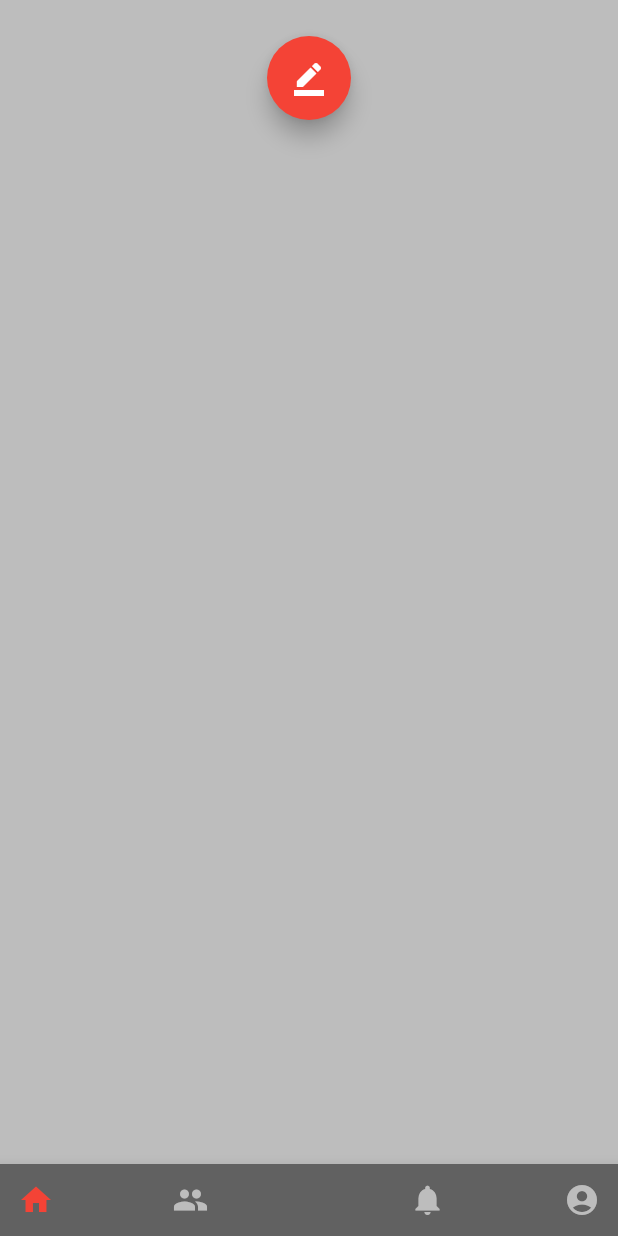
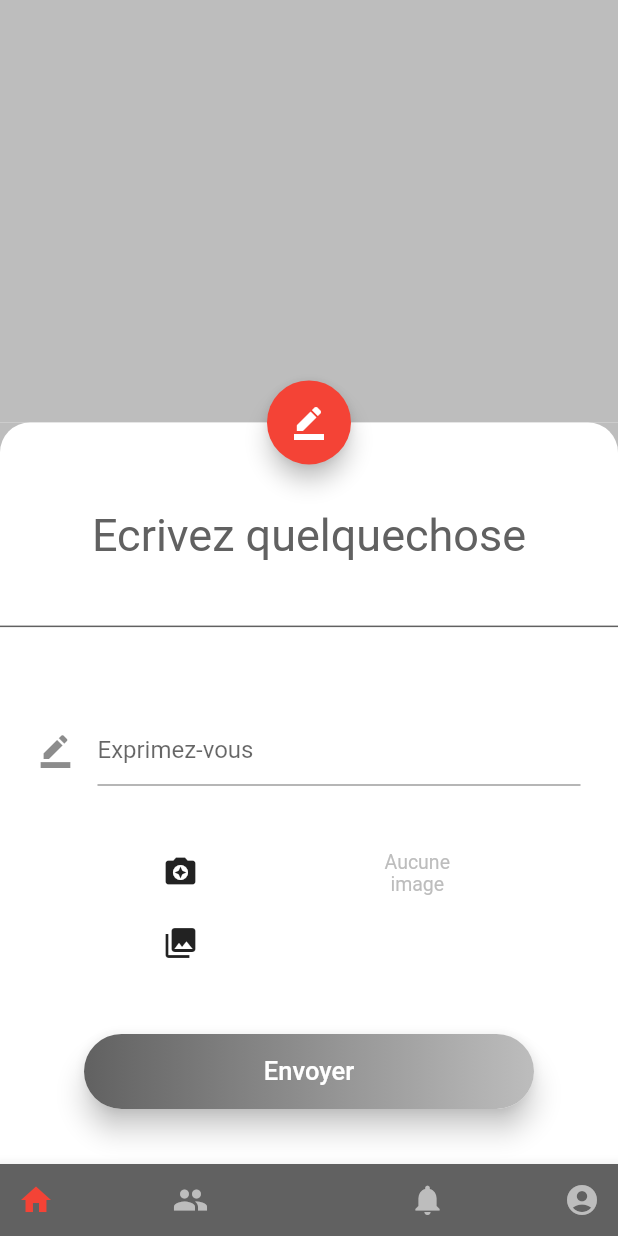
Before and after one commit to samulefevre/flutter_social, a Flutter app: the screen it shows once a user with an empty profile is signed in, after a tap on the "border color" icon, on a phone screen of 412 x 824 dp. Run offline on Flutter 3.47's test engine with Material 2 defaults, Android fonts, the phone set to English and light mode, and no system bars; our stand-ins replace cloud_firestore, firebase_auth, firebase_storage, image_picker; accounts and stored records are empty.

Commit message:
create Post.dart, storageHelper

```diff
--- a/lib/controllers/log_controller.dart
+++ b/lib/controllers/log_controller.dart
@@ -4,7 +4,6 @@ import 'package:flutter_social/util/alert_helper.dart';
 import 'package:flutter_social/util/fire_helper.dart';
 
 class LogController extends StatefulWidget {
-
   @override
   _LogState createState() => _LogState();
 }
@@ -102,27 +101,9 @@ class _LogState extends State<LogController> {
           right: 20.0,
         ),
         PaddingWith(
-          widget: Card(
-            elevation: 7.5,
-            shape: RoundedRectangleBorder(
-                borderRadius: BorderRadius.circular(25.0)),
-            child: Container(
-              width: 300.0,
-              height: 50.0,
-              decoration: Mygradient(
-                  startColor: baseAccent,
-                  endColor: base,
-                  radius: 25.0,
-                  horizontal: true),
-              child: FlatButton(
-                onPressed: () {
-                  signIn((index == 0));
-                },
-                child:
-                    MyText((index == 0) ? "Se connecter" : "Créer un compte"),
-              ),
-            ),
-          ),
+          widget: ButtonGradient(
+              callback: () => signIn((index == 0)),
+              text: (index == 0) ? "Se connecter" : "Créer un compte"),
           top: 15.0,
           bottom: 15.0,
         ),
@@ -170,7 +151,8 @@ class _LogState extends State<LogController> {
           if (_name.text != null && _name.text != "") {
             if (_surname.text != null && _surname.text != "") {
               //signIn
-              FireHelper().createAccount(_mail.text, _pwd.text, _name.text, _surname.text);
+              FireHelper().createAccount(
+                  _mail.text, _pwd.text, _name.text, _surname.text);
             } else {
               AlertHelper().error(context, "Aucune prénom");
             }
--- a/lib/controllers/main_app_controller.dart
+++ b/lib/controllers/main_app_controller.dart
@@ -20,7 +20,6 @@ class MainAppController extends StatefulWidget {
 class _MainAppControllerState extends State<MainAppController> {
   GlobalKey<ScaffoldState> _globalKey = GlobalKey<ScaffoldState>();
   StreamSubscription streamListener;
-  User user;
   int index = 0;
 
   @override
@@ -32,7 +31,7 @@ class _MainAppControllerState extends State<MainAppController> {
         .snapshots()
         .listen((document) {
       setState(() {
-        user = User(document);
+        me = User(document);
       });
     });
   }
@@ -45,7 +44,7 @@ class _MainAppControllerState extends State<MainAppController> {
 
   @override
   Widget build(BuildContext context) {
-    return (user == null)
+    return (me == null)
         ? LoadingScaffold()
         : Scaffold(
             body: showPage(),
@@ -94,13 +93,13 @@ class _MainAppControllerState extends State<MainAppController> {
   Widget showPage() {
     switch (index) {
       case 0:
-        return FeedPage(user);
+        return FeedPage();
       case 1:
-        return UsersPage(user);
+        return UsersPage();
       case 2:
-        return NotifPage(user);
+        return NotifPage();
       default:
-        return ProfilPage(user);
+        return ProfilPage();
     }
   }
 }
--- a/lib/view/my_material.dart
+++ b/lib/view/my_material.dart
@@ -11,3 +11,4 @@ export 'my_widgets/my_loading_scaffold.dart';
 export 'my_widgets/loadingCenter.dart';
 export 'my_widgets/bottom_bar.dart';
 export 'my_widgets/bar_item.dart';
+export 'my_widgets/button_gradient.dart';
--- /dev/null
+++ b/lib/view/my_widgets/button_gradient.dart
@@ -0,0 +1,29 @@
+import 'package:flutter/material.dart';
+import 'package:flutter_social/view/my_material.dart';
+
+class ButtonGradient extends Card {
+  ButtonGradient(
+      {double elevation: 7.5,
+      @required VoidCallback callback,
+      double width: 300.0,
+      double height: 50.0,
+      @required String text})
+      : super(
+          elevation: 7.5,
+          shape: RoundedRectangleBorder(
+              borderRadius: BorderRadius.circular(height / 2)),
+          child: Container(
+            width: width,
+            height: height,
+            decoration: Mygradient(
+                startColor: baseAccent,
+                endColor: base,
+                radius: height / 2,
+                horizontal: true),
+            child: FlatButton(
+              onPressed: callback,
+              child: MyText(text),
+            ),
+          ),
+        );
+}
--- a/lib/view/my_widgets/constants.dart
+++ b/lib/view/my_widgets/constants.dart
@@ -1,4 +1,8 @@
 import 'package:flutter/material.dart';
+import 'package:flutter_social/models/user.dart';
+
+//User global
+User me;
 
 //Colors
 const Color white = const Color(0xFFFFFFFF);
@@ -18,6 +22,10 @@ Icon friendsIcon = Icon(Icons.group);
 Icon notifIcon = Icon(Icons.notifications);
 Icon profilIcon = Icon(Icons.account_circle);
 Icon writeIcon = Icon(Icons.border_color);
+Icon sendIcon = Icon(Icons.send);
+Icon camIcon = Icon(Icons.camera_enhance);
+Icon libraryIcon = Icon(Icons.photo_library);
+
 
 //Keys
 String keyName = "name";
@@ -26,3 +34,9 @@ String keyImageUrl = "imageUrl";
 String keyFollowers = "followers";
 String keyFollowing = "following";
 String keyUid = "uid";
+// keys post
+String keyPostId = "postID";
+String keyText = "text";
+String keyDate = "date";
+String keyLikes = "likes";
+String keyComments = "comments";
--- a/lib/view/page/feed_page.dart
+++ b/lib/view/page/feed_page.dart
@@ -1,11 +1,7 @@
 import 'package:flutter/material.dart';
-import 'package:flutter_social/models/user.dart';
 import 'package:flutter_social/view/my_material.dart';
 
 class FeedPage extends StatefulWidget {
-  final User user;
-  FeedPage(this.user);
-
   @override
   _FeedState createState() => _FeedState();
 }
--- a/lib/view/page/new_post_page.dart
+++ b/lib/view/page/new_post_page.dart
@@ -1,15 +1,105 @@
+import 'dart:io';
+import 'package:flutter_social/util/fire_helper.dart';
 import 'package:flutter/material.dart';
 import 'package:flutter_social/view/my_material.dart';
+import 'package:image_picker/image_picker.dart';
 
 class NewPost extends StatefulWidget {
-
   @override
   _NewPostState createState() => _NewPostState();
 }
 
 class _NewPostState extends State<NewPost> {
+  TextEditingController _controller;
+  File imageTaken;
+
+  @override
+  void initState() {
+    super.initState();
+    _controller = TextEditingController();
+  }
+
+  @override
+  void dispose() {
+    _controller.dispose();
+    super.dispose();
+  }
+
   @override
   Widget build(BuildContext context) {
-    return Container(color: base, height: MediaQuery.of(context).size.height - 100.0,);
+    return Container(
+        child: Container(
+          child: InkWell(
+            child: Column(children: <Widget>[
+              PaddingWith(
+                  widget: MyText("Ecrivez quelquechose",
+                      color: baseAccent, fontSize: 30.0),
+                  top: 25.0),
+              PaddingWith(
+                widget: Container(
+                  width: MediaQuery.of(context).size.width,
+                  height: 1.0,
+                  color: baseAccent,
+                ),
+              ),
+              PaddingWith(
+                widget: MyTextField(
+                  controller: _controller,
+                  icon: writeIcon,
+                  hint: "Exprimez-vous",
+                ),
+                top: 25.0,
+                left: 25.0,
+                right: 25.0,
+              ),
+              Row(children: <Widget>[
+                Column(
+                  children: <Widget>[
+                    IconButton(
+                        icon: camIcon,
+                        onPressed: (() => takePicture(ImageSource.camera))),
+                    IconButton(
+                        icon: libraryIcon,
+                        onPressed: (() => takePicture(ImageSource.gallery)))
+                  ],
+                ),
+                Container(
+                  child: (imageTaken == null)
+                      ? MyText("Aucune image", fontSize: 13.0, color: base)
+                      : Image.file(imageTaken),
+                  width: 75.0,
+                  height: 75.0,
+                )
+              ], mainAxisAlignment: MainAxisAlignment.spaceEvenly),
+              ButtonGradient(
+                callback: sendToFirebase,
+                text: "Envoyer",
+              )
+            ], mainAxisAlignment: MainAxisAlignment.spaceEvenly),
+            onTap: (() => FocusScope.of(context).requestFocus()),
+          ),
+          decoration: BoxDecoration(
+              color: white,
+              borderRadius: BorderRadius.only(
+                  topLeft: Radius.circular(20.0),
+                  topRight: Radius.circular(20.0))),
+        ),
+        color: base,
+        height: MediaQuery.of(context).size.height * 0.6);
+  }
+
+  Future<void> takePicture(ImageSource source) async {
+    File image = await ImagePicker.pickImage(source: source, maxWidth: 500.0, maxHeight: 500.0);
+    setState(() {
+      imageTaken = image;
+    });
+  }
+
+  sendToFirebase() {
+    FocusScope.of(context).requestFocus();
+    Navigator.pop(context);
+    if(imageTaken != null || (_controller.text != null && _controller.text != "")) {
+      FireHelper().addPost(me.uid, _controller.text, imageTaken);
+    }
   }
 }
--- a/lib/view/page/notif_page.dart
+++ b/lib/view/page/notif_page.dart
@@ -1,11 +1,7 @@
 import 'package:flutter/material.dart';
-import 'package:flutter_social/models/user.dart';
 import 'package:flutter_social/view/my_material.dart';
 
 class NotifPage extends StatefulWidget {
-  final User user;
-  NotifPage(this.user);
-
   @override
   _NotifState createState() => _NotifState();
 }
--- a/lib/view/page/profil_page.dart
+++ b/lib/view/page/profil_page.dart
@@ -1,11 +1,7 @@
 import 'package:flutter/material.dart';
-import 'package:flutter_social/models/user.dart';
 import 'package:flutter_social/view/my_material.dart';
 
 class ProfilPage extends StatefulWidget {
-  final User user;
-  ProfilPage(this.user);
-
   @override
   _ProfilState createState() => _ProfilState();
 }
--- a/lib/view/page/users_page.dart
+++ b/lib/view/page/users_page.dart
@@ -1,11 +1,7 @@
 import 'package:flutter/material.dart';
-import 'package:flutter_social/models/user.dart';
 import 'package:flutter_social/view/my_material.dart';
 
 class UsersPage extends StatefulWidget {
-  final User user;
-  UsersPage(this.user);
-
   @override
   _UsersState createState() => _UsersState();
 }
--- a/pubspec.yaml
+++ b/pubspec.yaml
@@ -19,10 +19,13 @@ environment:
 dependencies:
   flutter:
     sdk: flutter
+  #firebase
   firebase_core: ^0.4.0+1
   firebase_auth: ^0.14.0+5
   cloud_firestore: ^0.12.9+4
   firebase_storage: ^3.0.6
+  #others
+  image_picker: ^0.6.1+4
 
   # The following adds the Cupertino Icons font to your application.
   # Use with the CupertinoIcons class for iOS style icons.
```
Also changed, not shown: lib/models/post.dart (added, +44 -0 lines), lib/util/fire_helper.dart (+36 -0 lines), pubspec.lock, 1 other file.
